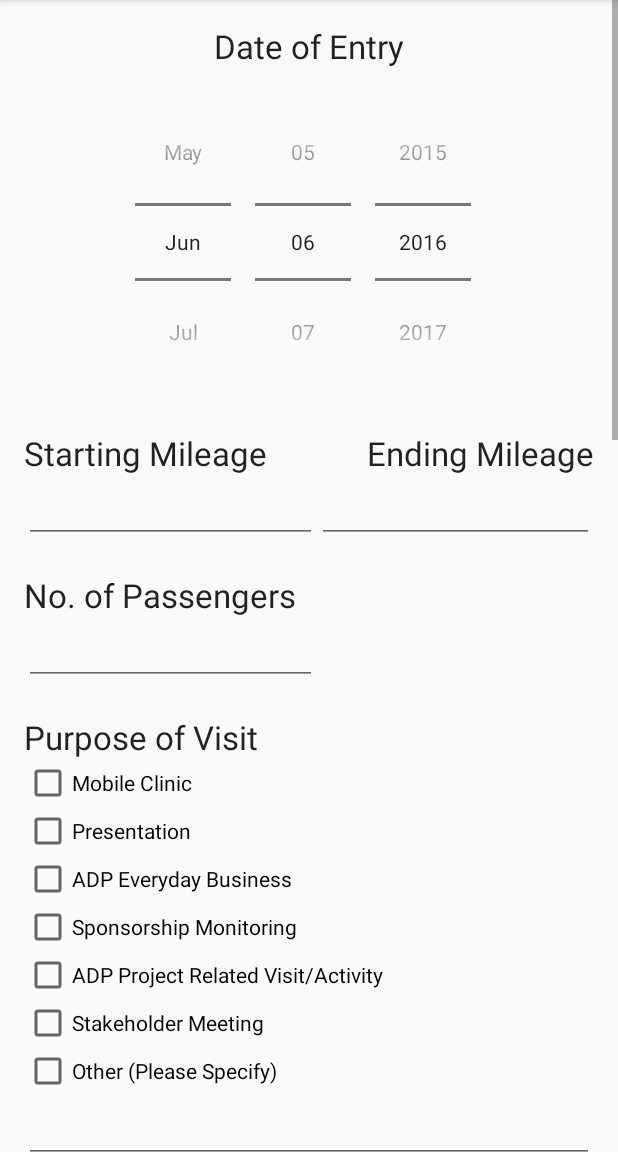
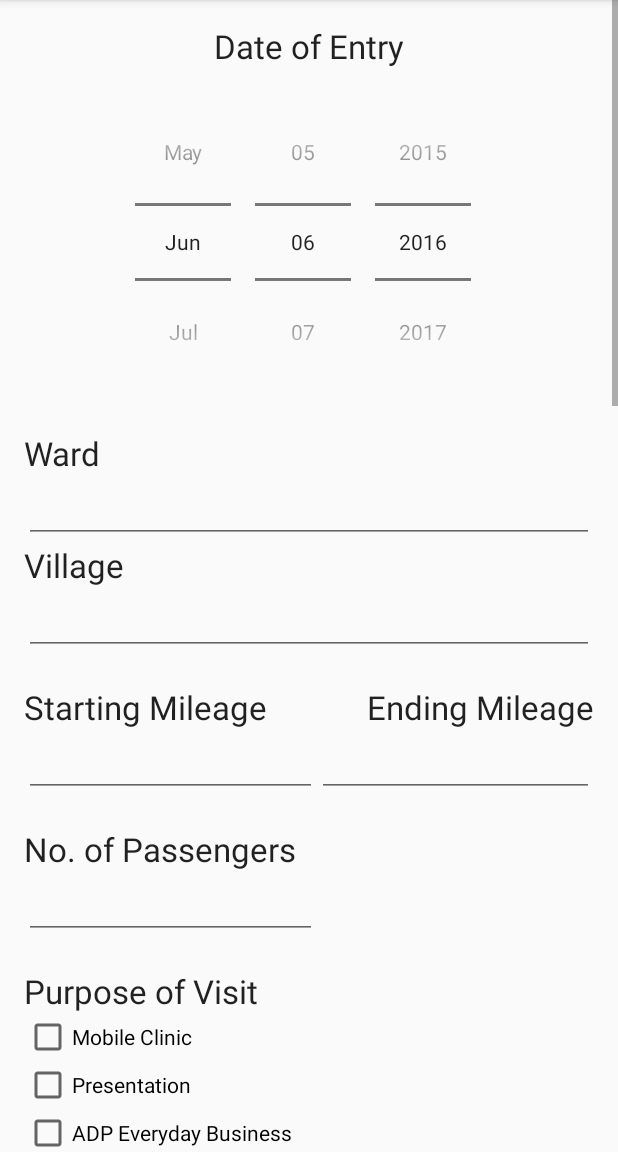
Before and after one commit to mikejohanson/worldvision-vehicle-tracker, an Android app: the NewEntryActivity screen opened directly, with no data from a screen before it, on a phone screen of 412 x 824 dp, the part 84-1236 px from its top. Run offline under Robolectric (Android 15) with nearby library versions, the phone set to English and light mode, and no system bars; libraries missing offline, so code that uses them is left out: io.paperdb.

Commit message:
fixing location issue, adding ward and village fields

```diff
--- a/app/src/main/java/com/worldvision/vehicletracker/ExportActivity.java
+++ b/app/src/main/java/com/worldvision/vehicletracker/ExportActivity.java
@@ -34,7 +34,9 @@ public class ExportActivity extends AppCompatActivity {
 
     public Uri GenerateCsv() {
         String columnString = "\"Date\"" +
-                ",\"Location Traveled To\"" +
+                ",\"Ward\"" +
+                ",\"Village\"" +
+                ",\"GPS\"" +
                 ",\"Starting Mileage\"" +
                 ",\"Ending Mileage\"" +
                 ",\"Purpose of Visit\"" +
@@ -66,8 +68,10 @@ public class ExportActivity extends AppCompatActivity {
                 //    e.printStackTrace();
                 dataString.append("");
             }
-            dataString.append(",").append(ve.longitude);
-            //dataString.append(",").append(ve.latitude);
+            dataString.append(",\"").append(ve.ward).append("\"");
+            dataString.append(",\"").append(ve.village).append("\"");
+            dataString.append(",\"").append(ve.latitude).append(",").append(ve.longitude).append("\""); // GPS
+
             dataString.append(",").append(ve.startMileage);
             dataString.append(",").append(ve.endMileage);
             dataString.append(",\""); // Purpose of Visit
@@ -102,7 +106,7 @@ public class ExportActivity extends AppCompatActivity {
             if(ve.chkPassengersFrom_Other) dataString.append("Other - ").append(ve.txtPassengersFrom_Other);
 
             dataString.append("\",").append(Integer.toString(ve.noOfPassengers));
-            dataString.append(",").append(ve.generalComments);
+            dataString.append(",\"").append(ve.generalComments).append("\"");
             //beneficiaries
             dataString.append(",").append(ve.ben_men);
             dataString.append(",").append(ve.ben_women);
--- a/app/src/main/java/com/worldvision/vehicletracker/NewEntryActivity.java
+++ b/app/src/main/java/com/worldvision/vehicletracker/NewEntryActivity.java
@@ -45,9 +45,7 @@ public class NewEntryActivity extends AppCompatActivity {
         super.onCreate(savedInstanceState);
         setContentView(R.layout.activity_new_entry);
         locationManager = (LocationManager) getSystemService(Context.LOCATION_SERVICE);
-        getLocation();
-        final TextView lblLatLong = (TextView) findViewById(R.id.lblLatLong);
-        lblLatLong.setText(latitude + ", " + longitude);
+
         Intent theIntent = this.getIntent();
         CheckBox chkPresentation = ( CheckBox ) findViewById( R.id.chkPresentation );
         chkPresentation.setOnCheckedChangeListener(new CompoundButton.OnCheckedChangeListener()
@@ -99,6 +97,7 @@ public class NewEntryActivity extends AppCompatActivity {
         });
         if(theIntent.hasExtra(EXTRA_VEHICLE_ENTRY)) {
             ve = theIntent.getExtras().getParcelable(EXTRA_VEHICLE_ENTRY);
+
             SimpleDateFormat format = new SimpleDateFormat("yyyy-MM-dd'T'HH:mm:ss'Z'");
             try {
                 Date date = format.parse(ve.dateOfEntry);
@@ -165,11 +164,17 @@ public class NewEntryActivity extends AppCompatActivity {
             ((EditText) findViewById(R.id.txtStakeholder_Other)).setText(ve.txtStakeholder_Other);
             ((EditText) findViewById(R.id.txtPassengersFrom_Other)).setText(ve.txtPassengersFrom_Other);
             ((EditText) findViewById(R.id.txtPurpose_Other)).setText(ve.txtPurpose_Other);
-
+            ((EditText) findViewById(R.id.txtWard)).setText(ve.ward);
+            ((EditText) findViewById(R.id.txtVillage)).setText(ve.village);
+            ((TextView) findViewById(R.id.lblLatLong)).setText(ve.latitude + ", " + ve.longitude);
 
         }
         else{
             ve = new VehicleEntry();
+            getLocation();
+            final TextView lblLatLong = (TextView) findViewById(R.id.lblLatLong);
+            lblLatLong.setText(latitude + ", " + longitude);
+
         }
     }
 
@@ -268,7 +273,10 @@ public class NewEntryActivity extends AppCompatActivity {
             ve.txtCBONGO = ((EditText) findViewById(R.id.txtCBONGO)).getText().toString();
             ve.txtPassengersFrom_Other = ((EditText) findViewById(R.id.txtPassengersFrom_Other)).getText().toString();
             ve.txtPurpose_Other = ((EditText) findViewById(R.id.txtPurpose_Other)).getText().toString();
-
+            ve.ward = ((EditText) findViewById(R.id.txtWard)).getText().toString();
+            ve.village = ((EditText) findViewById(R.id.txtVillage)).getText().toString();
+            ve.latitude = latitude;
+            ve.longitude = longitude;
             ArrayList<VehicleEntry> data = Paper.book().read("entries");
             if (data == null) {
                 data = new ArrayList<VehicleEntry>();
--- a/app/src/main/java/com/worldvision/vehicletracker/VehicleEntry.java
+++ b/app/src/main/java/com/worldvision/vehicletracker/VehicleEntry.java
@@ -22,6 +22,8 @@ public class VehicleEntry implements Parcelable {
     double longitude;
     String purposeOfVisit;
     String passengersFrom;
+    String ward;
+    String village;
     int ben_men;
     int ben_women;
     int ben_boys_05;
@@ -153,6 +155,8 @@ public class VehicleEntry implements Parcelable {
         dest.writeString(txtCBONGO);
         dest.writeString(txtPassengersFrom_Other);
         dest.writeString(txtPurpose_Other);
+        dest.writeString(ward);
+        dest.writeString(village);
 
 
     }
@@ -215,5 +219,7 @@ public class VehicleEntry implements Parcelable {
         txtCBONGO = in.readString();
         txtPassengersFrom_Other = in.readString();
         txtPurpose_Other = in.readString();
+        ward = in.readString();
+        village = in.readString();
     }
 }
--- a/app/src/main/res/layout/activity_new_entry.xml
+++ b/app/src/main/res/layout/activity_new_entry.xml
@@ -11,7 +11,7 @@
     android:paddingLeft="@dimen/activity_horizontal_margin"
     android:paddingRight="@dimen/activity_horizontal_margin"
     android:paddingTop="@dimen/activity_vertical_margin"
-    android:rowCount="40"
+    android:rowCount="44"
     android:columnCount="2"
     tools:context="com.worldvision.vehicletracker.NewEntryActivity">
 
@@ -39,9 +39,57 @@
         android:datePickerMode="spinner"
         android:calendarViewShown="false"
         android:spinnersShown="true" />
+
     <TextView
         android:layout_column="0"
         android:layout_row="2"
+        android:layout_width="wrap_content"
+        android:layout_height="wrap_content"
+        android:textAppearance="?android:attr/textAppearanceLarge"
+        android:text="Ward"
+        android:layout_columnWeight="1"
+        android:id="@+id/lblWard"
+        android:layout_marginTop="20dp" />
+
+    <EditText
+        android:layout_column="0"
+        android:layout_row="3"
+        android:layout_width="wrap_content"
+        android:layout_height="wrap_content"
+        android:inputType="text"
+        android:layout_columnSpan="2"
+        android:layout_gravity="fill_horizontal"
+        android:id="@+id/txtWard"
+        android:nextFocusForward="@+id/nbrStartMileage"
+        android:nextFocusRight="@+id/nbrStartMileage"
+        android:nextFocusDown="@+id/nbrStartMileage"/>
+
+    <TextView
+        android:layout_width="wrap_content"
+        android:layout_height="wrap_content"
+        android:textAppearance="?android:attr/textAppearanceLarge"
+        android:text="Village"
+        android:id="@+id/lblVillage"
+        android:layout_row="4"
+        android:layout_column="0"
+        android:layout_columnSpan="2" />
+
+    <EditText
+        android:layout_column="0"
+        android:layout_row="5"
+        android:layout_columnSpan="2"
+        android:layout_width="wrap_content"
+        android:layout_height="wrap_content"
+        android:inputType="text"
+        android:layout_gravity="fill_horizontal"
+        android:id="@+id/txtVillage"
+        android:nextFocusForward="@+id/nbrStartMileage"
+        android:nextFocusRight="@+id/nbrStartMileage"
+        android:nextFocusDown="@+id/nbrStartMileage" />
+
+    <TextView
+        android:layout_column="0"
+        android:layout_row="6"
         android:layout_width="wrap_content"
         android:layout_height="wrap_content"
         android:textAppearance="?android:attr/textAppearanceLarge"
@@ -51,7 +99,7 @@
         android:layout_marginTop="20dp" />
     <EditText
         android:layout_column="0"
-        android:layout_row="3"
+        android:layout_row="7"
         android:layout_width="wrap_content"
         android:layout_height="wrap_content"
         android:inputType="number"
@@ -66,7 +114,7 @@
 
     <TextView
         android:layout_column="1"
-        android:layout_row="2"
+        android:layout_row="6"
         android:layout_width="wrap_content"
         android:layout_height="wrap_content"
         android:layout_columnWeight="1"
@@ -77,7 +125,7 @@
         android:layout_marginTop="20dp" />
     <EditText
         android:layout_column="1"
-        android:layout_row="3"
+        android:layout_row="7"
         android:layout_gravity="fill_horizontal"
         android:layout_width="wrap_content"
         android:layout_height="wrap_content"
@@ -87,7 +135,7 @@
     <TextView
         android:layout_column="0"
         android:layout_columnSpan="2"
-        android:layout_row="4"
+        android:layout_row="8"
         android:layout_width="wrap_content"
         android:layout_height="wrap_content"
         android:textAppearance="?android:attr/textAppearanceLarge"
@@ -97,7 +145,7 @@
         android:layout_marginTop="20dp" />
     <EditText
         android:layout_column="0"
-        android:layout_row="5"
+        android:layout_row="9"
         android:layout_gravity="fill_horizontal"
         android:layout_width="wrap_content"
         android:layout_height="wrap_content"
@@ -106,7 +154,7 @@
         />
     <TextView
         android:layout_column="0"
-        android:layout_row="6"
+        android:layout_row="10"
         android:layout_width="wrap_content"
         android:layout_height="wrap_content"
         android:textAppearance="?android:attr/textAppearanceLarge"
@@ -118,7 +166,7 @@
     <CheckBox
         android:layout_column="0"
         android:layout_columnSpan="2"
-        android:layout_row="7"
+        android:layout_row="11"
         android:text="@string/mobile_clinic"
         android:layout_width="wrap_content"
         android:layout_height="wrap_content"
@@ -132,7 +180,7 @@
         android:layout_width="match_parent"
         android:layout_height="match_parent"
         android:layout_marginLeft="25dp"
-        android:layout_row="9"
+        android:layout_row="13"
         android:layout_column="0"
         android:layout_columnSpan="2">
         <CheckBox
@@ -177,7 +225,7 @@
         android:layout_height="wrap_content"
         android:text="@string/sponsorship_monitoring"
         android:id="@+id/chkSponsorshipMonitoring"
-        android:layout_row="11"
+        android:layout_row="15"
         android:layout_column="0"
         android:checked="false"
         android:layout_columnSpan="2" />
@@ -187,7 +235,7 @@
         android:layout_height="wrap_content"
         android:text="@string/adp_project_related_visit_activity"
         android:id="@+id/chkADPProjectRelated"
-        android:layout_row="12"
+        android:layout_row="16"
         android:layout_column="0"
         android:checked="false"
         android:layout_columnSpan="2" />
@@ -200,7 +248,7 @@
         android:layout_marginLeft="25dp"
         android:visibility="gone"
         android:layout_columnSpan="2"
-        android:layout_row="13"
+        android:layout_row="17"
         android:layout_column="0">
         <CheckBox
             android:text="@string/health"
@@ -244,7 +292,7 @@
         android:layout_height="wrap_content"
         android:text="@string/stakeholder_meeting"
         android:id="@+id/chkStakeholder"
-        android:layout_row="14"
+        android:layout_row="18"
         android:layout_column="0"
         android:checked="false"
         android:layout_columnSpan="2" />
@@ -257,7 +305,7 @@
         android:visibility="gone"
         android:id="@+id/chkStakeholderSubLayout"
         android:layout_columnSpan="2"
-        android:layout_row="15"
+        android:layout_row="19"
         android:layout_column="0">
         <CheckBox
             android:text="@string/health"
@@ -301,7 +349,7 @@
         android:layout_height="wrap_content"
         android:text="Other (Please Specify)"
         android:id="@+id/chkPurpose_Other"
-        android:layout_row="16"
+        android:layout_row="20"
         android:layout_column="0"
         android:checked="false"
         android:layout_columnSpan="2" />
@@ -309,7 +357,7 @@
     <TextView
         android:layout_column="0"
         android:layout_columnSpan="2"
-        android:layout_row="18"
+        android:layout_row="22"
         android:layout_width="wrap_content"
         android:layout_height="wrap_content"
         android:textAppearance="?android:attr/textAppearanceLarge"
@@ -322,7 +370,7 @@
         android:layout_height="wrap_content"
         android:text="@string/presentation"
         android:id="@+id/chkPresentation"
-        android:layout_row="8"
+        android:layout_row="12"
         android:layout_column="0"
         android:checked="false"
         android:layout_columnSpan="2" />
@@ -332,7 +380,7 @@
         android:layout_height="wrap_content"
         android:text="@string/adp_everyday_business"
         android:id="@+id/chkADPEverydayBusiness"
-        android:layout_row="10"
+        android:layout_row="14"
         android:layout_column="0"
         android:checked="false"
         android:layout_columnSpan="2" />
@@ -343,14 +391,14 @@
         android:inputType="textMultiLine"
         android:ems="10"
         android:id="@+id/txtPurpose_Other"
-        android:layout_row="17"
+        android:layout_row="21"
         android:layout_column="0"
         android:layout_columnSpan="2" />
 
     <CheckBox
         android:layout_column="0"
         android:layout_columnSpan="2"
-        android:layout_row="19"
+        android:layout_row="23"
         android:layout_gravity="fill_horizontal"
         android:layout_width="wrap_content"
         android:layout_height="wrap_content"
@@ -363,7 +411,7 @@
         android:layout_height="wrap_content"
         android:text="@string/department_of_social_development"
         android:id="@+id/chkDoSD"
-        android:layout_row="20"
+        android:layout_row="24"
         android:layout_column="0"
         android:checked="false"
         android:layout_columnSpan="2" />
@@ -373,7 +421,7 @@
         android:layout_height="wrap_content"
         android:text="@string/department_of_education"
         android:id="@+id/chkDoE"
-        android:layout_row="21"
+        android:layout_row="25"
         android:layout_column="0"
         android:checked="false"
         android:layout_columnSpan="2" />
@@ -383,7 +431,7 @@
         android:layout_height="wrap_content"
         android:text="@string/department_of_agriculture"
         android:id="@+id/chkDoA"
-        android:layout_row="22"
+        android:layout_row="26"
         android:layout_column="0"
         android:checked="false"
         android:layout_columnSpan="2" />
@@ -393,7 +441,7 @@
         android:layout_height="wrap_content"
         android:text="@string/community_member"
         android:id="@+id/chkCommunityMember"
-        android:layout_row="25"
+        android:layout_row="29"
         android:layout_column="0"
         android:checked="false"
         android:layout_columnSpan="2" />
@@ -403,7 +451,7 @@
         android:layout_height="wrap_content"
         android:text="@string/cbo_ngo"
         android:id="@+id/chkCBO"
-        android:layout_row="23"
+        android:layout_row="27"
         android:layout_column="0"
         android:checked="false"
         android:layout_columnSpan="2" />
@@ -414,7 +462,7 @@
         android:inputType="textPersonName"
         android:ems="10"
         android:id="@+id/txtCBONGO"
-        android:layout_row="24"
+        android:layout_row="28"
         android:layout_column="0"
         android:layout_marginLeft="25dp"
         android:hint="which cbo/ngo?"
@@ -425,7 +473,7 @@
         android:layout_height="wrap_content"
         android:text="@string/adp_staff"
         android:id="@+id/chkADPStaff"
-        android:layout_row="26"
+        android:layout_row="30"
         android:layout_column="0"
         android:checked="false"
         android:layout_columnSpan="2" />
@@ -435,7 +483,7 @@
         android:layout_height="wrap_content"
         android:text="@string/other"
         android:id="@+id/chkPassengersFrom_Other"
-        android:layout_row="27"
+        android:layout_row="31"
         android:layout_column="0"
         android:checked="false"
         android:layout_columnSpan="2" />
@@ -448,7 +496,7 @@
         android:layout_marginTop="15dp"
         android:text="@string/beneficiaries"
         android:id="@+id/textView2"
-        android:layout_row="29"
+        android:layout_row="33"
         android:layout_column="0"
         android:layout_columnSpan="2"
         android:layout_gravity="center_horizontal" />
@@ -457,12 +505,12 @@
         android:layout_width="match_parent"
         android:layout_height="wrap_content"
         android:id="@+id/txtPassengersFrom_Other"
-        android:layout_row="28"
+        android:layout_row="32"
         android:layout_column="0"
         android:layout_columnSpan="2" />
 
     <LinearLayout
-    android:layout_row="30"
+    android:layout_row="34"
     android:layout_column="0"
     android:background="#7f000000"
     android:layout_marginRight="10dp"
@@ -493,7 +541,7 @@
         android:textColor="#ffffff" />
 </LinearLayout>
     <LinearLayout
-        android:layout_row="30"
+        android:layout_row="34"
         android:layout_column="1"
         android:layout_marginLeft="10dp"
         android:background="#7f000000"
@@ -526,7 +574,7 @@
     </LinearLayout>
     <LinearLayout
         android:layout_columnSpan="2"
-        android:layout_row="32"
+        android:layout_row="36"
         android:layout_marginTop="10dp"
         android:layout_width="match_parent"
         android:layout_height="match_parent"
@@ -635,7 +683,7 @@
     </LinearLayout>
     <LinearLayout
         android:layout_columnSpan="2"
-        android:layout_row="33"
+        android:layout_row="37"
         android:layout_width="match_parent"
         android:layout_height="match_parent"
         android:layout_rowSpan="1"
@@ -743,7 +791,7 @@
         </LinearLayout>
     <LinearLayout
         android:layout_columnSpan="2"
-        android:layout_row="34"
+        android:layout_row="38"
         android:layout_width="match_parent"
         android:layout_height="match_parent"
         android:layout_rowSpan="1"
@@ -849,7 +897,7 @@
     <TextView
         android:layout_column="0"
         android:layout_columnSpan="2"
-        android:layout_row="35"
+        android:layout_row="39"
         android:layout_width="wrap_content"
         android:layout_height="wrap_content"
         android:textAppearance="?android:attr/textAppearanceLarge"
@@ -860,7 +908,7 @@
     <EditText
         android:layout_column="0"
         android:layout_columnSpan="2"
-        android:layout_row="36"
+        android:layout_row="40"
         android:layout_gravity="fill_horizontal"
         android:layout_width="wrap_content"
         android:layout_height="wrap_content"
@@ -870,7 +918,7 @@
     <TextView
         android:layout_column="0"
         android:layout_columnSpan="2"
-        android:layout_row="37"
+        android:layout_row="41"
         android:layout_width="wrap_content"
         android:layout_height="wrap_content"
         android:textAppearance="?android:attr/textAppearanceLarge"
@@ -880,7 +928,7 @@
     <TextView
         android:layout_column="0"
         android:layout_columnSpan="2"
-        android:layout_row="38"
+        android:layout_row="42"
         android:layout_width="wrap_content"
         android:layout_height="wrap_content"
         android:textAppearance="?android:attr/textAppearanceLarge"
@@ -893,7 +941,7 @@
         android:layout_height="wrap_content"
         android:text="@string/cancel"
         android:id="@+id/btnCancel"
-        android:layout_row="39"
+        android:layout_row="43"
         android:layout_marginRight="5dp"
         android:layout_gravity="fill_horizontal"
         android:layout_column="0"
@@ -905,7 +953,7 @@
         android:layout_marginLeft="5dp"
         android:layout_gravity="fill_horizontal"
         android:id="@+id/btnSave"
-        android:layout_row="39"
+        android:layout_row="43"
         android:layout_column="1"
         android:onClick="onBtnSaveClick" />
 </GridLayout>
```
